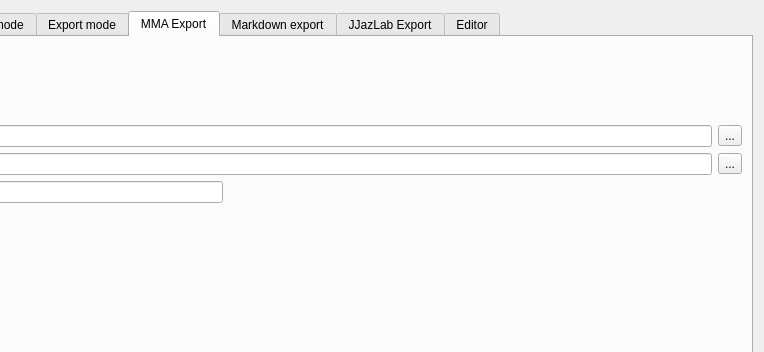
Old version of the form src/dialogconfiguration.ui in the repository gillesmaire/chordv; both pictures show x 402 to 1166 and y 0 to 352 of the 1166 by 749 pixel window.
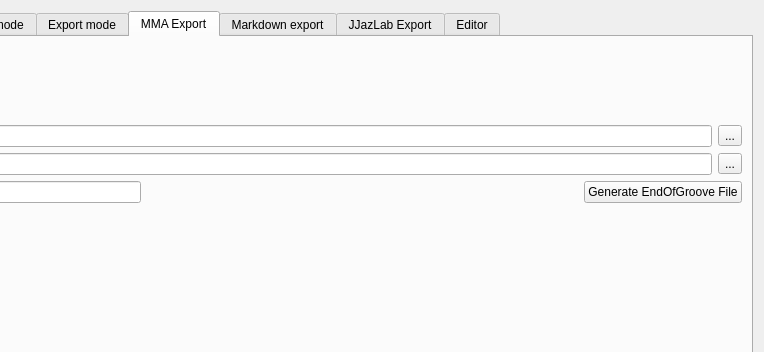
New version of the form. Custom widgets are drawn as their Qt base class.

Patch:
```diff
--- a/src/dialogconfiguration.ui
+++ b/src/dialogconfiguration.ui
@@ -817,6 +817,13 @@
                </property>
               </spacer>
              </item>
+             <item>
+              <widget class="QPushButton" name="pushButtonGenerateEndOfGroove">
+               <property name="text">
+                <string>Generate EndOfGroove File</string>
+               </property>
+              </widget>
+             </item>
             </layout>
            </item>
            <item>
```
